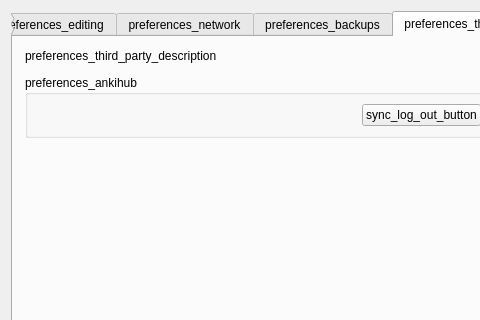
Qt form qt/aqt/forms/preferences.ui (ankitects/anki) before a commit; both pictures show x 0 to 480 and y 0 to 320 of the 636 by 638 pixel window.
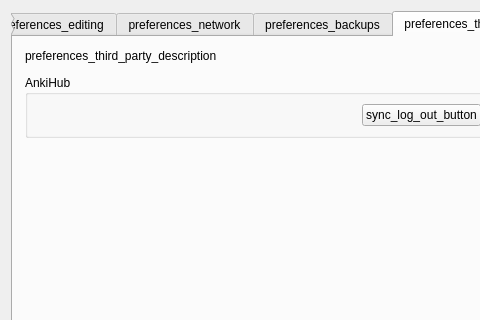
The same form after that commit. The open tabs and pages were chosen to show the change.

Diff of the .ui file:
```diff
--- a/qt/aqt/forms/preferences.ui
+++ b/qt/aqt/forms/preferences.ui
@@ -1137,7 +1137,7 @@
          <item>
           <widget class="QGroupBox" name="groupBox_6">
            <property name="title">
-            <string>preferences_ankihub</string>
+            <string notr="true">AnkiHub</string>
            </property>
            <property name="sizePolicy">
             <sizepolicy hsizetype="Preferred" vsizetype="Fixed">
```
